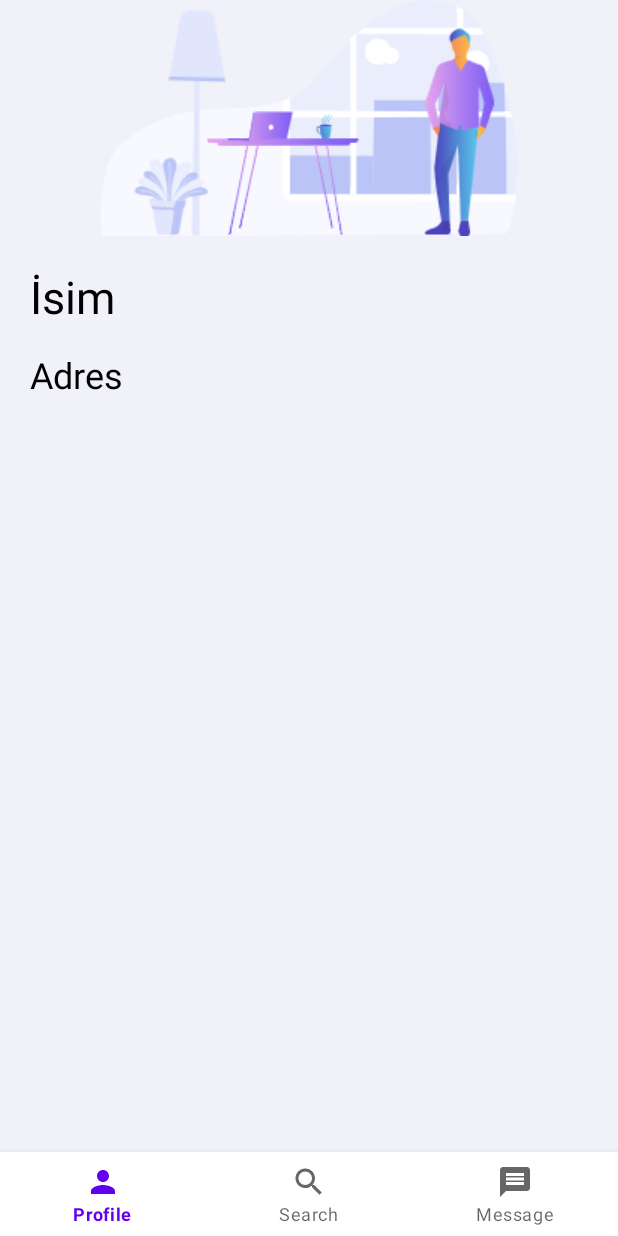
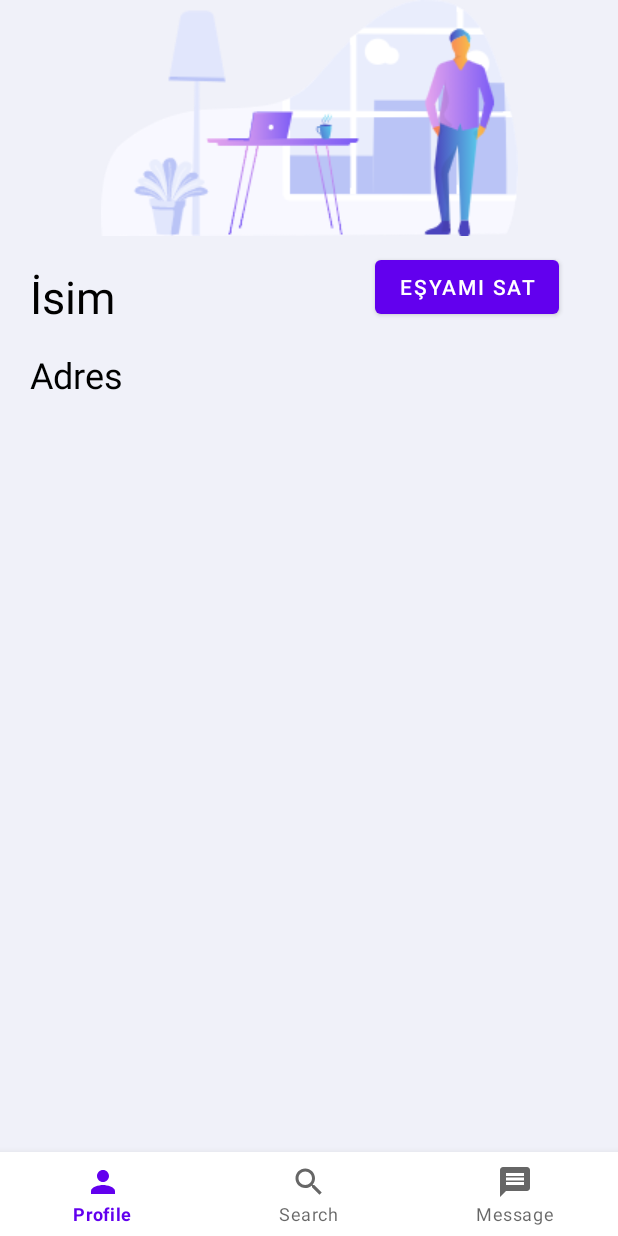
Before and after one commit to mertcanduldul/TradingMarketApp, an Android app: the fragment ProfileActivity placed in its activity, on a phone screen of 412 x 824 dp. Run offline under Robolectric (Android 15) with nearby library versions, the phone set to English and light mode, and no system bars; our stand-ins replace Firebase (no records; nobody signed in at launch, a user with empty details on screens opened directly).

Commit message:
Veri tabanı tasarımı değiştirildi
urun nesnesi hem kullanici tablosunun bir alt alanında liste alanında bulunuyordu hemde urun tablosu olarak ayrı bir talodada tutuluyordu.Bunun fazladan gereksiz veri fazlalığı olduğunu düşündüğümden her bir urune, kimin sattığını belli etmesi için kullanici_id tanımlaması yaptım.

```diff
--- a/app/build.gradle
+++ b/app/build.gradle
@@ -35,6 +35,7 @@ dependencies {
     implementation 'com.google.android.material:material:1.2.1'
     implementation 'androidx.constraintlayout:constraintlayout:2.0.4'
     implementation 'com.google.firebase:firebase-database:19.2.1'
+    implementation 'com.google.firebase:firebase-storage:19.2.1'
     testImplementation 'junit:junit:4.+'
     androidTestImplementation 'androidx.test.ext:junit:1.1.2'
     androidTestImplementation 'androidx.test.espresso:espresso-core:3.3.0'
--- a/app/src/main/java/com/mertcanduldul/app/CustomAdapter.java
+++ b/app/src/main/java/com/mertcanduldul/app/CustomAdapter.java
@@ -47,10 +47,10 @@ public class CustomAdapter extends RecyclerView.Adapter<CustomAdapter.ProductHol
     @Override
     public void onBindViewHolder(@NonNull ProductHolder holder, int position) {
         Urun m = mList.get(position);
-        int urunid = m.getUrun_id();
+        String  urunid = m.getUrun_id();
         holder.textUrunAdi.setText(m.getUrun_adi());
         holder.textAciklama.setText(m.getUrun_aciklama());
-        holder.textUrunFiyat.setText(String.valueOf(m.getUrun_fiyat() + " ₺"));
+        holder.textUrunFiyat.setText(m.getUrun_fiyat() + " ₺");
         holder.urunImage.setImageResource(context.getResources().getIdentifier(m.getUrun_fotograf(), "drawable", context.getOpPackageName()));
 
         holder.buttonDetail.setOnClickListener(new View.OnClickListener() {
@@ -62,7 +62,7 @@ public class CustomAdapter extends RecyclerView.Adapter<CustomAdapter.ProductHol
                 activity.getSupportFragmentManager().beginTransaction().replace(R.id.fragment_layout, myFragment).addToBackStack(null).commit();
 
                 Bundle bundle = new Bundle();
-                bundle.putInt("urun_id", urunid);
+                bundle.putString("urun_id", urunid);
                 bundle.putString("urun_adi", holder.textUrunAdi.getText().toString());
                 bundle.putString("urun_aciklama", holder.textAciklama.getText().toString());
                 bundle.putString("urun_fiyat", holder.textUrunFiyat.getText().toString());
--- a/app/src/main/java/com/mertcanduldul/app/SearchActivity.java
+++ b/app/src/main/java/com/mertcanduldul/app/SearchActivity.java
@@ -35,7 +35,7 @@ public class SearchActivity extends Fragment {
     public View onCreateView(@NonNull LayoutInflater inflater, @Nullable ViewGroup container, @Nullable Bundle savedInstanceState) {
         View view = inflater.inflate(R.layout.search_layout, container, false);
 
-        ImageView img=view.findViewById(R.id.imageView2);
+        ImageView img = view.findViewById(R.id.imageView2);
 
         RecyclerView rv = view.findViewById(R.id.rv);
         customAdapter = new CustomAdapter(mList, getContext());
@@ -51,10 +51,9 @@ public class SearchActivity extends Fragment {
         //Oncreate Metodu içinde veriler eklenmeli yoksa null olan bir context tanımlanır
         //bu da programın çökmesine sebeptir
         mList = new ArrayList<>();
-        mList.add(new Urun(1, "Monster Abra", "monster", "Intel i7-8750 1050Tİ", 4500));
-        mList.add(new Urun(2, "Lenovo Legion", "lenovo", "Intel i5-8300 1050", 4500));
-        mList.add(new Urun(3, "MSİ MF", "msi", "Intel i7-9750 2060", 4500));
-
+        mList.add(new Urun("1", "Monster Abra", "monster", "Intel i7-8750 1050Tİ", 4500, "-MQUGRnAueCaOTiqLa3W"));
+        mList.add(new Urun("2", "Lenovo Legion", "lenovo", "Intel i5-8300 1050", 4500, "-MQUGRnAueCaOTiqLa3W"));
+        mList.add(new Urun("3", "MSİ MF", "msi", "Intel i7-9750 2060", 4500, "-MQUGRnAueCaOTiqLa3W"));
 
 
     }
--- a/app/src/main/java/com/mertcanduldul/app/SingUpActivity.java
+++ b/app/src/main/java/com/mertcanduldul/app/SingUpActivity.java
@@ -72,7 +72,7 @@ public class SingUpActivity extends AppCompatActivity {
                         if (state == false && counter == 1) {//Böyle bir kullanıcı yok
                             k1.setKullanici_adi(strEmail);
                             k1.setKullanici_sifre(strPassword);
-                            k1.setKullanici_adi(strFullName);
+                            k1.setKullanici_fullname(strFullName);
                             dbRef.push().setValue(k1);
                             Toast.makeText(getApplicationContext(), "Hesap Oluşturuldu", Toast.LENGTH_SHORT).show();
                             startActivity(new Intent(getApplicationContext(), LoginActivity.class));
--- a/app/src/main/java/com/mertcanduldul/app/Urun.java
+++ b/app/src/main/java/com/mertcanduldul/app/Urun.java
@@ -1,28 +1,38 @@
 package com.mertcanduldul.app;
 
 public class Urun {
-    private int urun_id;
+    private String urun_id;
     private String urun_adi;
     private String urun_fotograf;
     private String urun_aciklama;
     private int urun_fiyat;
+    private String urun_sahibi_id;
 
-    public Urun(int urun_id, String urun_adi, String urun_fotograf, String urun_aciklama, int urun_fiyat) {
+    public Urun() {
+    }
+
+    public Urun(String urun_id, String urun_adi, String urun_fotograf, String urun_aciklama, int urun_fiyat, String urun_sahibi_id) {
         this.urun_id = urun_id;
         this.urun_adi = urun_adi;
         this.urun_fotograf = urun_fotograf;
         this.urun_aciklama = urun_aciklama;
         this.urun_fiyat = urun_fiyat;
+        this.urun_sahibi_id = urun_sahibi_id;
     }
 
-    public Urun() {
+    public String getUrun_sahibi_id() {
+        return urun_sahibi_id;
     }
 
-    public int getUrun_id() {
+    public void setUrun_sahibi_id(String urun_sahibi_id) {
+        this.urun_sahibi_id = urun_sahibi_id;
+    }
+
+    public String getUrun_id() {
         return urun_id;
     }
 
-    public void setUrun_id(int urun_id) {
+    public void setUrun_id(String urun_id) {
         this.urun_id = urun_id;
     }
 
--- a/app/src/main/res/layout/profile_layout.xml
+++ b/app/src/main/res/layout/profile_layout.xml
@@ -34,15 +34,15 @@
             android:text="Adres"
             android:textColor="@color/black"
             android:textSize="24sp" />
+
+        <Button
+            android:id="@+id/buttonProfileAddProduct"
+            android:layout_width="wrap_content"
+            android:layout_height="wrap_content"
+            android:text="Eşyamı Sat"
+            android:translationX="250dp"
+            android:translationY="10dp" />
     </FrameLayout>
-
-    <androidx.recyclerview.widget.RecyclerView
-        android:id="@+id/recyclerView"
-        android:layout_width="0dp"
-        android:layout_height="wrap_content"
-        app:layout_constraintEnd_toEndOf="parent"
-        app:layout_constraintStart_toStartOf="parent"
-        app:layout_constraintTop_toBottomOf="@+id/frameLayout" />
 
     <ImageView
         android:id="@+id/imageView4"
@@ -54,4 +54,11 @@
         app:layout_constraintTop_toTopOf="parent"
         app:srcCompat="@drawable/profile_top" />
 
+    <androidx.recyclerview.widget.RecyclerView
+        android:layout_width="match_parent"
+        android:layout_height="wrap_content"
+        app:layout_constraintEnd_toEndOf="parent"
+        app:layout_constraintStart_toStartOf="parent"
+        app:layout_constraintTop_toBottomOf="@+id/frameLayout" />
+
 </androidx.constraintlayout.widget.ConstraintLayout>
--- a/build.gradle
+++ b/build.gradle
@@ -6,7 +6,7 @@ buildscript {
     }
     dependencies {
         classpath "com.android.tools.build:gradle:4.1.1"
-        classpath 'com.google.gms:google-services:4.3.3'
+        classpath 'com.google.gms:google-services:4.3.4'
 
         // NOTE: Do not place your application dependencies here; they belong
         // in the individual module build.gradle files
```
Also changed, not shown: app/src/main/java/com/mertcanduldul/app/AddProduct.java (added, +91 -0 lines), app/src/main/java/com/mertcanduldul/app/Kullanici.java (+10 -10 lines), app/src/main/java/com/mertcanduldul/app/LoginActivity.java (+17 -13 lines), app/src/main/java/com/mertcanduldul/app/MainActivity.java (+19 -2 lines), app/src/main/java/com/mertcanduldul/app/ProfileActivity.java (+32 -5 lines), app/src/main/res/layout/addproduct_layout.xml (added, +93 -0 lines).
